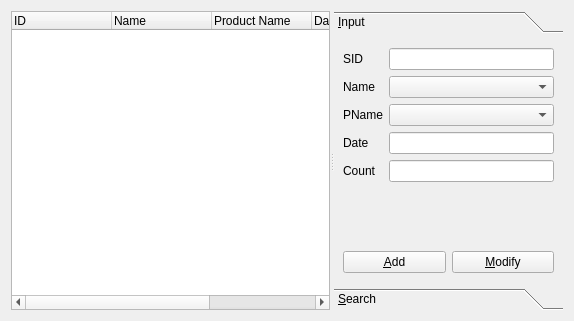
First picture: the form in shopmanagerform.ui, repository KimYooseon/osstempj, before the edit.
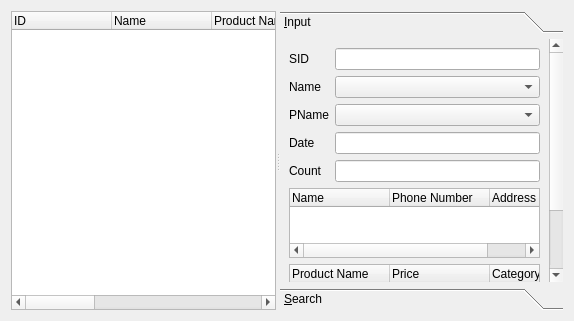
Second picture: the form after the edit. The open tabs and pages were chosen to show the change.

The edit to the form file:
```diff
--- a/shopmanagerform.ui
+++ b/shopmanagerform.ui
@@ -51,6 +51,26 @@
         <string>Count</string>
        </property>
       </column>
+      <column>
+       <property name="text">
+        <string>Price</string>
+       </property>
+      </column>
+      <column>
+       <property name="text">
+        <string>Total Price</string>
+       </property>
+      </column>
+      <column>
+       <property name="text">
+        <string>Address</string>
+       </property>
+      </column>
+      <column>
+       <property name="text">
+        <string>Phone Number</string>
+       </property>
+      </column>
      </widget>
      <widget class="QToolBox" name="toolBox">
       <property name="currentIndex">
@@ -60,9 +80,9 @@
        <property name="geometry">
         <rect>
          <x>0</x>
-         <y>0</y>
-         <width>229</width>
-         <height>261</height>
+         <y>-17</y>
+         <width>276</width>
+         <height>278</height>
         </rect>
        </property>
        <attribute name="label">
@@ -139,6 +159,44 @@
           </item>
          </layout>
         </item>
+        <item>
+         <widget class="QTreeWidget" name="CustomertreeWidget">
+          <column>
+           <property name="text">
+            <string>Name</string>
+           </property>
+          </column>
+          <column>
+           <property name="text">
+            <string>Phone Number</string>
+           </property>
+          </column>
+          <column>
+           <property name="text">
+            <string>Address</string>
+           </property>
+          </column>
+         </widget>
+        </item>
+        <item>
+         <widget class="QTreeWidget" name="ProducttreeWidget">
+          <column>
+           <property name="text">
+            <string>Product Name</string>
+           </property>
+          </column>
+          <column>
+           <property name="text">
+            <string>Price</string>
+           </property>
+          </column>
+          <column>
+           <property name="text">
+            <string>Category</string>
+           </property>
+          </column>
+         </widget>
+        </item>
         <item>
          <spacer name="verticalSpacer">
           <property name="orientation">
```
Left out of the diff: 22 changed lines with no effect on the pictures.
